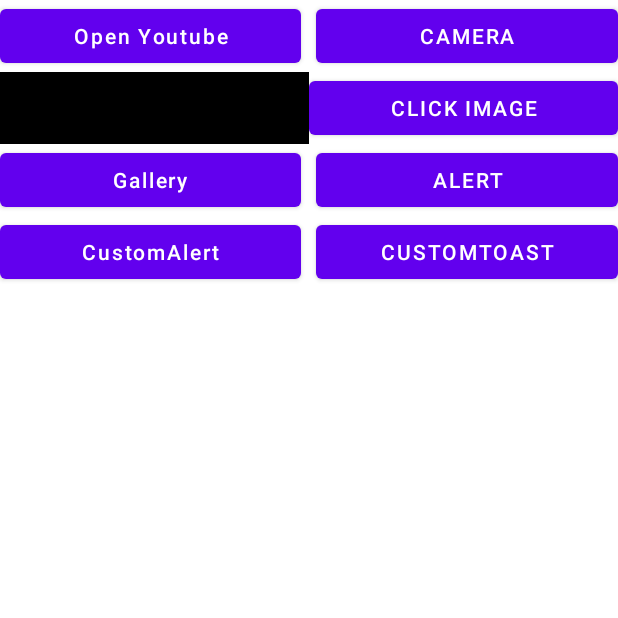
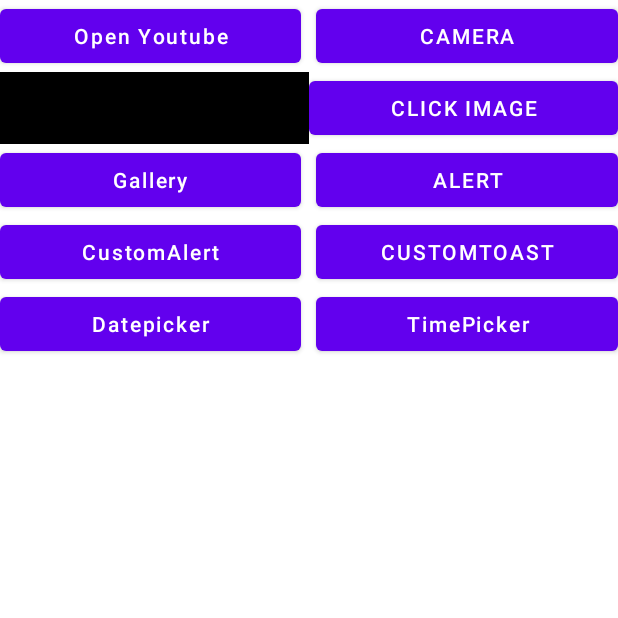
Before and after one commit to VRaj361/Android_task_app, an Android app: the screen it shows after launch (All), on a phone screen of 412 x 824 dp, the top half of it. Run offline under Robolectric (Android 15) with nearby library versions, the phone set to English and light mode, and no system bars; pictures from the network do not load.

Commit message:
DatePicker,TimePicker

```diff
--- a/src/main/AndroidManifest.xml
+++ b/src/main/AndroidManifest.xml
@@ -8,6 +8,12 @@
         android:roundIcon="@mipmap/ic_launcher_round"
         android:supportsRtl="true"
         android:theme="@style/Theme.Taskapp">
+        <activity
+            android:name=".TimePicker_all"
+            android:exported="false" />
+        <activity
+            android:name=".DataPicker_all"
+            android:exported="false" />
         <activity
             android:name=".BottomNavigation"
             android:exported="false"
--- a/src/main/java/com/example/taskapp/All.java
+++ b/src/main/java/com/example/taskapp/All.java
@@ -21,7 +21,7 @@ import android.widget.TextView;
 import android.widget.Toast;
 
 public class All extends AppCompatActivity {
-    Button youtube,camera,click_image,click_gallery,click_alert,click_custom_alert,btn_click_custom_btn,click_custom_toast;
+    Button youtube,camera,click_image,click_gallery,click_alert,click_custom_alert,btn_click_custom_btn,click_custom_toast,click_date_picker,click_time_picker;
     TextView fname_custom_alert;
     ImageView imageView;
     String email;
@@ -37,6 +37,9 @@ public class All extends AppCompatActivity {
         click_alert=findViewById(R.id.click_alert);
         click_custom_alert=findViewById(R.id.click_custom_alert);
         click_custom_toast=findViewById(R.id.click_custom_toast);
+        click_date_picker=findViewById(R.id.click_date_picker);
+        click_time_picker=findViewById(R.id.click_time_picker);
+
 
         youtube.setOnClickListener(new View.OnClickListener() {
             @Override
@@ -58,7 +61,7 @@ public class All extends AppCompatActivity {
             public void onClick(View view) {
                 imageView.setImageResource(R.drawable.astrology_img);
             }
-        });//click evert and get image directly using drawable folder image
+        });//click evert and get image directly using drawable folder image(write onclick function in xml or java code)
         click_gallery.setOnClickListener(new View.OnClickListener() {
             @Override
             public void onClick(View view) {
@@ -151,6 +154,24 @@ public class All extends AppCompatActivity {
             }
         });
 
+        //datapicker
+        click_date_picker.setOnClickListener(new View.OnClickListener() {
+            @Override
+            public void onClick(View view) {
+                Intent i=new Intent(All.this,DataPicker_all.class);
+                startActivity(i);
+            }
+        });
+
+        //timepicker
+        click_time_picker.setOnClickListener(new View.OnClickListener() {
+            @Override
+            public void onClick(View view) {
+                Intent i=new Intent(All.this,TimePicker_all.class);
+                startActivity(i);
+            }
+        });
+
     }
 
     @Override
@@ -186,7 +207,7 @@ public class All extends AppCompatActivity {
             }
         });
         builder.show();
-    }
+    }//on backspace generally do for to backspace on the window then show alert at the last page of activity
 
     //    public void click_alert(View view){
 //        AlertDialog.Builder builder=new AlertDialog.Builder(this);
--- a/src/main/res/layout/activity_all.xml
+++ b/src/main/res/layout/activity_all.xml
@@ -101,6 +101,30 @@
 
     </LinearLayout>
 
+    <LinearLayout
+        android:layout_width="match_parent"
+        android:layout_height="wrap_content">
+
+        <Button
+            android:layout_width="0dp"
+            android:layout_height="match_parent"
+            android:layout_weight="1"
+            android:text="Datepicker"
+            android:textAllCaps="false"
+            android:id="@+id/click_date_picker"
+
+            />
+            <Button
+                android:layout_width="0dp"
+                android:layout_height="match_parent"
+                android:layout_weight="1"
+                android:text="TimePicker"
+                android:textAllCaps="false"
+                android:id="@+id/click_time_picker"
+                android:layout_marginLeft="10dp"
+                />
+
+    </LinearLayout>
 
 
 
```
Also changed, not shown: src/main/java/com/example/taskapp/DataPicker_all.java (added, +42 -0 lines), src/main/java/com/example/taskapp/TimePicker_all.java (added, +43 -0 lines), src/main/res/layout/activity_data_picker_all.xml (added, +27 -0 lines), src/main/res/layout/activity_time_picker_all.xml (added, +25 -0 lines).
